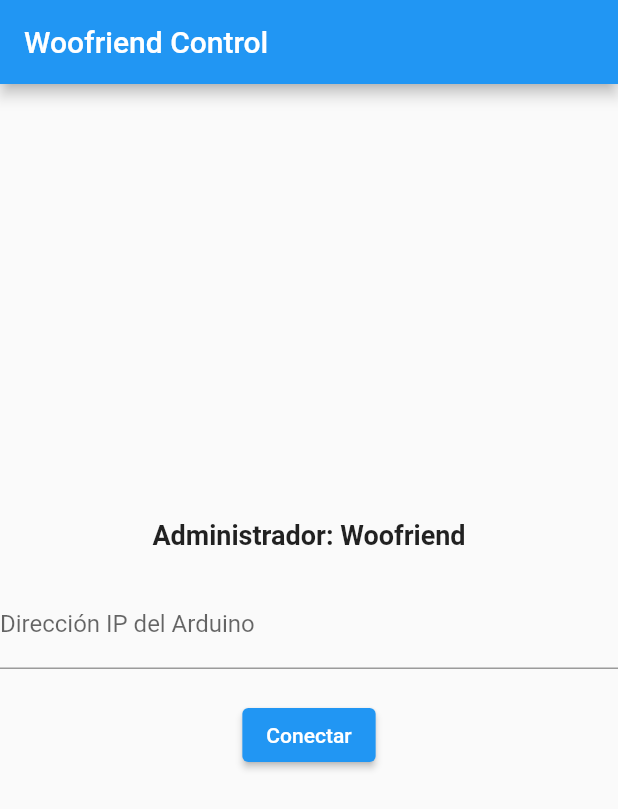
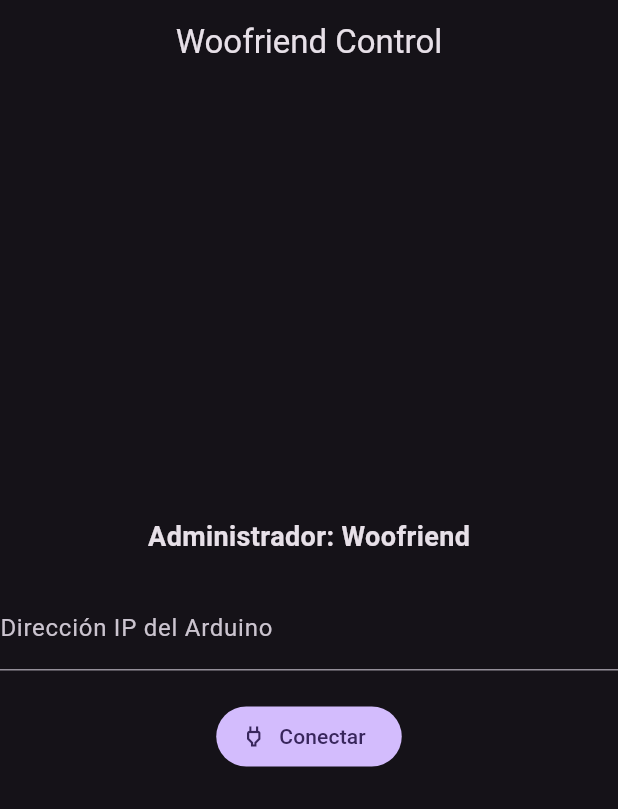
Before and after one commit to FernandoAjset/woofriend_admin, a Flutter app: the screen it shows after launch, on a phone screen of 412 x 824 dp. Shown: the top 809 px of the screen. Run offline on Flutter 3.47's test engine with Material 2 defaults, Android fonts, the light colour scheme and no system bars.

Commit message:
agregado tema en app.

```diff
--- /dev/null
+++ b/lib/config/theme/app_theme.dart
@@ -0,0 +1,20 @@
+import 'package:flutter/material.dart';
+List<Color> colors = [
+  Colors.blue,
+  Colors.teal,
+  Colors.green,
+  Colors.red,
+  Colors.purple,
+  Colors.deepPurple,
+  Colors.orange,
+  Colors.pink,
+  Colors.pinkAccent
+];
+
+class AppTheme {
+  ThemeData getTheme() => ThemeData(
+    useMaterial3: true,
+    brightness: Brightness.dark,
+    colorSchemeSeed:colors[5]
+  );
+}
--- a/lib/main.dart
+++ b/lib/main.dart
@@ -1,33 +1,40 @@
 import 'package:flutter/material.dart';
 import 'package:http/http.dart' as http;
 
+import 'config/theme/app_theme.dart';
+
 void main() {
-  runApp(MyApp());
+  runApp(const MyApp());
 }
 
 class MyApp extends StatelessWidget {
+  const MyApp({Key? key}) : super(key: key);
   @override
   Widget build(BuildContext context) {
     return MaterialApp(
+      debugShowCheckedModeBanner: false,
+      theme: AppTheme().getTheme(),
       title: 'Woofriend Control',
-      theme: ThemeData(
-        primarySwatch: Colors.blue,
-      ),
-      home: MyHomePage(),
+      home: const MyHomePage(),
     );
   }
 }
 
 class MyHomePage extends StatefulWidget {
+  const MyHomePage({Key? key}) : super(key: key);
   @override
-  _MyHomePageState createState() => _MyHomePageState();
+  MyHomePageState createState() => MyHomePageState();
 }
 
-class _MyHomePageState extends State<MyHomePage> {
-  String arduinoIPAddress = '';
+class MyHomePageState extends State<MyHomePage> {
+  String arduinoIPAddress = ''; // Cambio en el valor por defecto
   bool isConnecting = false;
   bool isConnected = false;
   bool isLedOn = false;
+  bool isTextFieldEnabled =
+      true; // Bandera para habilitar o deshabilitar el TextField
+  bool showLedControls =
+      false; // Bandera para mostrar u ocultar controles de LED
 
   void connectToArduino() async {
     setState(() {
@@ -47,39 +54,54 @@ class _MyHomePageState extends State<MyHomePage> {
       setState(() {
         isConnecting = false;
         isConnected = response.statusCode == 200;
+        isTextFieldEnabled = !isConnected;
+        showLedControls = isConnected;
       });
 
       if (isConnected) {
+        showSuccessDialog(response.body);
+        setState(() {
+          isLedOn = response.body.contains('ON');
+        });
+      }
+    } catch (error) {
+      setState(() {
+        isConnecting = false;
+        isConnected = false;
+        isTextFieldEnabled = true;
+        showLedControls = false;
+      });
+    }
+  }
+
+  void showSuccessDialog(String response) {
     showDialog(
       context: context,
-          builder: (BuildContext context) {
+      builder: (BuildContext dialogContext) {
         return AlertDialog(
-              title: Text('Conexión Exitosa'),
+          title: const Text('Conexión Exitosa'),
           content: Text(
-                  'Se ha conectado al Arduino correctamente.\n\nRespuesta: ${response.body}'),
+            'Se ha conectado al Arduino correctamente.\n\nRespuesta: $response',
+          ),
           actions: [
             TextButton(
               onPressed: () {
-                    Navigator.of(context).pop();
+                Navigator.of(dialogContext).pop();
               },
-                  child: Text('Cerrar'),
+              child: const Text('Cerrar'),
             ),
           ],
         );
       },
     );
+  }
 
+  void disconnectToArduino() {
     setState(() {
-          isLedOn = response.body.contains('ON');
+      isConnected = false;
+      showLedControls = false;
+      isTextFieldEnabled = true;
     });
-      }
-    } catch (error) {
-      print(error);
-      setState(() {
-        isConnecting = false;
-        isConnected = false;
-      });
-    }
   }
 
   void toggleLed(bool isOn) async {
@@ -87,6 +109,7 @@ class _MyHomePageState extends State<MyHomePage> {
         arduinoIPAddress, 'toggleLed', {'state': isOn ? 'ON' : 'OFF'}));
 
     if (response.statusCode == 200) {
+      isOn = response.body.contains('ON');
       setState(() {
         isLedOn = isOn;
       });
@@ -97,43 +120,56 @@ class _MyHomePageState extends State<MyHomePage> {
   Widget build(BuildContext context) {
     return Scaffold(
       appBar: AppBar(
-        title: Text('Woofriend Control'),
+        title: const Center(child: Text('Woofriend Control')),
       ),
       body: Center(
         child: Column(
           mainAxisAlignment: MainAxisAlignment.center,
           children: <Widget>[
-            Text(
+            const Text(
               'Administrador: Woofriend',
               style: TextStyle(fontSize: 18, fontWeight: FontWeight.bold),
             ),
-            SizedBox(height: 20),
+            const SizedBox(height: 20),
             TextField(
               onChanged: (value) {
                 arduinoIPAddress = value;
               },
-              decoration: InputDecoration(
+              enabled:
+                  isTextFieldEnabled, // Habilitar o deshabilitar el TextField
+              decoration: const InputDecoration(
                 labelText: 'Dirección IP del Arduino',
                 hintText: 'Ej. 192.168.1.100',
               ),
             ),
-            SizedBox(height: 20),
-            ElevatedButton(
+            const SizedBox(height: 20),
+            isConnected
+                ? FilledButton.icon(
+                    onPressed: isConnecting ? null : disconnectToArduino,
+                    icon: const Icon(Icons.power_off_rounded),
+                    label: isConnecting
+                        ? const CircularProgressIndicator()
+                        : const Text('Desconectar'),
+                  )
+                : FilledButton.icon(
                     onPressed: isConnecting ? null : connectToArduino,
-              child:
-                  isConnecting ? CircularProgressIndicator() : Text('Conectar'),
+                    icon: const Icon(Icons.power_outlined),
+                    label: isConnecting
+                        ? const CircularProgressIndicator()
+                        : const Text('Conectar'),
                   ),
-            SizedBox(height: 20),
-            if (isConnected)
+            const SizedBox(height: 20),
+            if (showLedControls) // Mostrar controles de LED si está conectado
               Column(
                 children: [
-                  ElevatedButton(
-                    onPressed: () => toggleLed(true),
-                    child: Text('Encender LED'),
+                  Switch(
+                    value: isLedOn,
+                    onChanged: toggleLed,
                   ),
-                  ElevatedButton(
-                    onPressed: () => toggleLed(false),
-                    child: Text('Apagar LED'),
+                  Icon(
+                    isLedOn ? Icons.lightbulb : Icons.lightbulb_outline,
+                    size: 50,
+                    color: isLedOn ? Colors.orange : Colors.grey,
                   ),
                 ],
               ),
```
Lines whose indentation alone changed are shown as unchanged.
